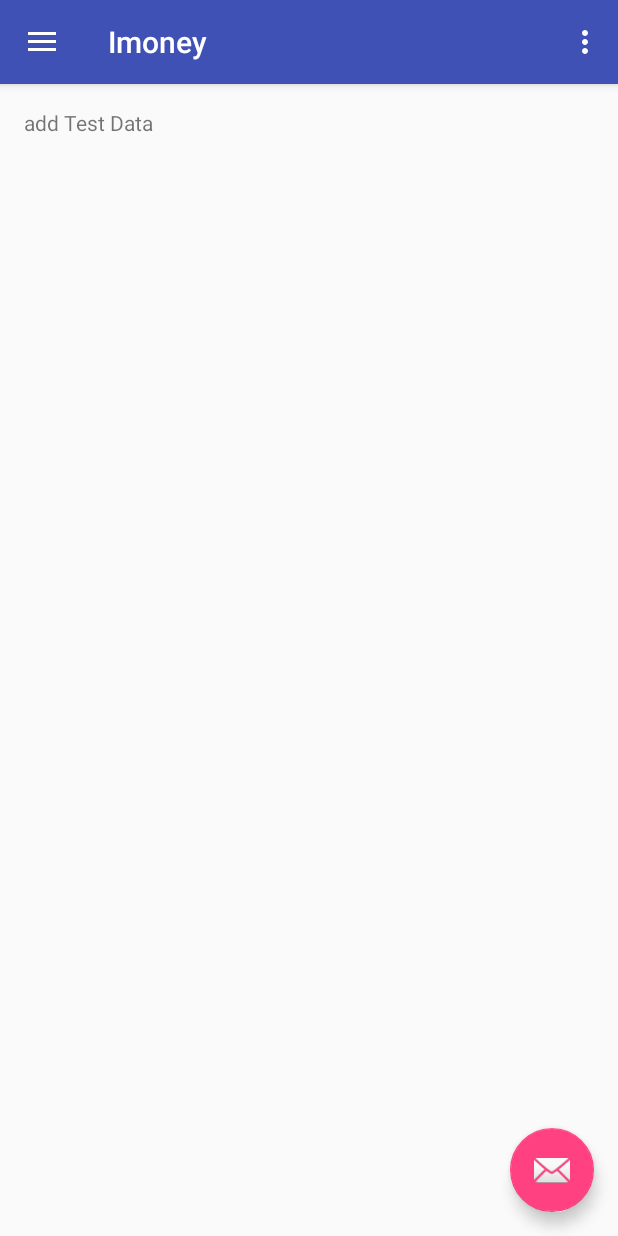
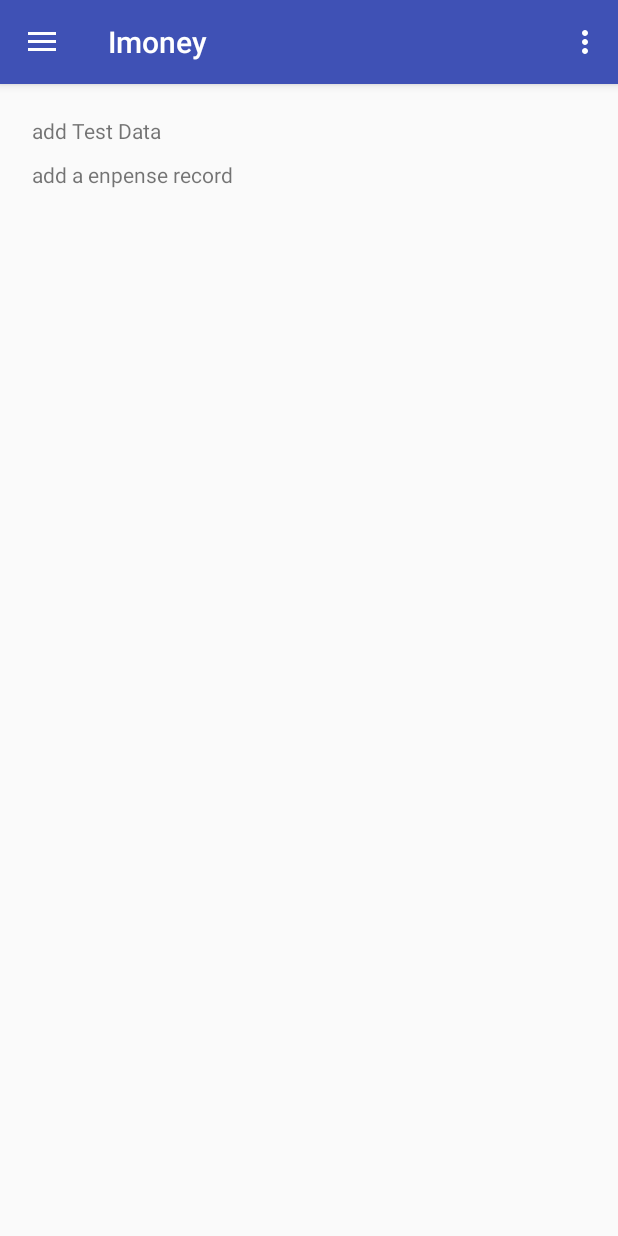
Before and after one commit to a132/Imoney, an Android app: the MainActivity screen opened directly, with no data from a screen before it, in the side drawer, after a tap on "分享", on a phone screen of 412 x 824 dp. Run offline under Robolectric (Android 15) with nearby library versions, the phone set to English and light mode, and no system bars; our stand-ins replace ButterKnife; libraries missing offline, so code that uses them is left out: com.squareup.leakcanary.

Commit message:
add newExpense and newExpenseType,update dataFragment after add new expense

```diff
--- a/app/src/main/java/guolei/imoney/MainActivity.java
+++ b/app/src/main/java/guolei/imoney/MainActivity.java
@@ -2,21 +2,23 @@ package guolei.imoney;
 
 import android.app.FragmentManager;
 import android.app.FragmentTransaction;
+import android.content.DialogInterface;
 import android.content.Intent;
 import android.os.Bundle;
-import android.support.design.widget.FloatingActionButton;
 import android.support.design.widget.NavigationView;
-import android.support.design.widget.Snackbar;
 import android.support.v4.view.GravityCompat;
 import android.support.v4.widget.DrawerLayout;
 import android.support.v7.app.ActionBarDrawerToggle;
+import android.support.v7.app.AlertDialog;
 import android.support.v7.app.AppCompatActivity;
 import android.support.v7.widget.Toolbar;
 import android.view.Menu;
 import android.view.MenuItem;
-import android.view.View;
+import android.widget.EditText;
 
 import guolei.imoney.helper.UserManager;
+import guolei.imoney.presenter.Ipresenter;
+import guolei.imoney.presenter.presenterImp;
 import guolei.imoney.view.ChartFragment;
 import guolei.imoney.view.DataFragment;
 import guolei.imoney.view.LoginActivity;
@@ -25,22 +27,17 @@ import guolei.imoney.view.TestFragment;
 public class MainActivity extends AppCompatActivity
         implements NavigationView.OnNavigationItemSelectedListener {
 
+    private Ipresenter presenter;
+
     @Override
     protected void onCreate(Bundle savedInstanceState) {
         super.onCreate(savedInstanceState);
         setContentView(R.layout.activity_main);
+        presenter = new presenterImp();
         Toolbar toolbar = (Toolbar) findViewById(R.id.toolbar);
         setSupportActionBar(toolbar);
-
-        FloatingActionButton fab = (FloatingActionButton) findViewById(R.id.fab);
-        fab.setOnClickListener(new View.OnClickListener() {
-            @Override
-            public void onClick(View view) {
-                Snackbar.make(view, "Replace with your own action", Snackbar.LENGTH_LONG)
-                        .setAction("Action", null).show();
-            }
-        });
-
+        //set homw fragment
+        home();
         DrawerLayout drawer = (DrawerLayout) findViewById(R.id.drawer_layout);
         ActionBarDrawerToggle toggle = new ActionBarDrawerToggle(
                 this, drawer, toolbar, R.string.navigation_drawer_open, R.string.navigation_drawer_close);
@@ -49,6 +46,8 @@ public class MainActivity extends AppCompatActivity
 
         NavigationView navigationView = (NavigationView) findViewById(R.id.nav_view);
         navigationView.setNavigationItemSelectedListener(this);
+
+
     }
 
     @Override
@@ -77,8 +76,13 @@ public class MainActivity extends AppCompatActivity
 
         //noinspection SimplifiableIfStatement
         if (id == R.id.action_settings) {
+
             return true;
         }
+        if(id == R.id.newtype_settings){
+            newType();
+        }
+
 
         return super.onOptionsItemSelected(item);
     }
@@ -112,11 +116,7 @@ public class MainActivity extends AppCompatActivity
     public void moveToFrgment(String fragmentName){
 
         if(fragmentName.equals("home")){
-            DataFragment fragment = new DataFragment();
-            FragmentManager fragmentManager = getFragmentManager();
-            FragmentTransaction fragmentTransaction = fragmentManager.beginTransaction();
-            fragmentTransaction.replace(R.id.fragment_main,fragment,"sign fragment");
-            fragmentTransaction.commit();
+            home();
             return;
         }
         else if (fragmentName.equals("chart")){
@@ -136,10 +136,49 @@ public class MainActivity extends AppCompatActivity
             return;
         }
     }
-
     void loginOut(){
         UserManager.loginOut();
         startActivity(new Intent(this, LoginActivity.class));
     }
 
+    void home(){
+        DataFragment fragment = new DataFragment();
+        FragmentManager fragmentManager = getFragmentManager();
+        FragmentTransaction fragmentTransaction = fragmentManager.beginTransaction();
+        fragmentTransaction.replace(R.id.fragment_main,fragment,"data fragment");
+        fragmentTransaction.commit();
+    }
+
+    public void newType(){
+        android.support.v7.app.AlertDialog.Builder builder = new AlertDialog.Builder(this);
+        final EditText editText = new EditText(this);
+
+        builder.setTitle("新建消费类型").setIcon(R.drawable.star_32).
+                setView(editText);
+        builder.setPositiveButton("确定", new DialogInterface.OnClickListener() {
+            @Override
+            public void onClick(DialogInterface dialog, int which) {
+                String name = editText.getText().toString();
+                if (name.isEmpty()){
+                    editText.setError("不能为空");
+                    return;
+                }
+                else{
+                    editText.setError(null);
+                }
+                presenter.addExpenseType(name);
+                dialog.dismiss();
+            }
+        });
+        builder.setNegativeButton("取消", new DialogInterface.OnClickListener() {
+            @Override
+            public void onClick(DialogInterface dialog, int which) {
+                dialog.cancel();
+            }
+        });
+        builder.setCancelable(true);
+        android.support.v7.app.AlertDialog dialog = builder.create();
+        dialog.show();
+    }
+
 }
--- a/app/src/main/java/guolei/imoney/model/db/ExpenseSqliteOpenHelper.java
+++ b/app/src/main/java/guolei/imoney/model/db/ExpenseSqliteOpenHelper.java
@@ -9,7 +9,7 @@ import android.database.sqlite.SQLiteOpenHelper;
  */
 public class ExpenseSqliteOpenHelper extends SQLiteOpenHelper {
 
-    private static final int DB_VERSION= 2;
+    private static final int DB_VERSION= 3;
 
     private static final String DB_NAME = "testdb.db";
     public static final String EXPENSE_TABLE_NAME = "expense";
@@ -28,7 +28,7 @@ public class ExpenseSqliteOpenHelper extends SQLiteOpenHelper {
         String createExpenseTable = "create table if not exists " + EXPENSE_TABLE_NAME
                 + " (id integer primary key autoincrement,amount real,location text,description text,type integer,time integer)";
         sqLiteDatabase.execSQL(createExpenseTable);
-        String createExpenseTypeTable = "create table if not exists expensetype" + " (id integer primary key, description text)";
+        String createExpenseTypeTable = "create table if not exists expensetype" + " (id integer primary key autoincrement, description text)";
         sqLiteDatabase.execSQL(createExpenseTypeTable);
     }
 
--- /dev/null
+++ b/app/src/main/java/guolei/imoney/presenter/Ipresenter.java
@@ -0,0 +1,13 @@
+package guolei.imoney.presenter;
+
+import java.util.ArrayList;
+
+/**
+ * Created by guolei on 2016/6/8.
+ */
+public interface Ipresenter {
+    ArrayList<String> getExpenseType();
+    void addExpenseType(String description);
+    void addNewExpense(int type,float amount,String location, String description);
+
+}
--- a/app/src/main/java/guolei/imoney/presenter/NormalRecyclerViewAdapter.java
+++ b/app/src/main/java/guolei/imoney/presenter/NormalRecyclerViewAdapter.java
@@ -42,6 +42,11 @@ public class NormalRecyclerViewAdapter extends RecyclerView.Adapter<NormalRecycl
         return new NormalTextViewHolder(mLayoutInfater.inflate(R.layout.item_text, parent, false));
     }
 
+    public void refrshData(){
+        //refresh data
+        expenses = db.queryExpense("null");
+    }
+
     @Override
     public void onBindViewHolder(NormalTextViewHolder holder, int position) {
         //holder.mTextView.setText(mTitle[position]);
@@ -52,6 +57,7 @@ public class NormalRecyclerViewAdapter extends RecyclerView.Adapter<NormalRecycl
 
     @Override
     public int getItemCount() {
+        refrshData();
         return expenses == null ? 0 : expenses.size();
     }
 
--- /dev/null
+++ b/app/src/main/java/guolei/imoney/presenter/presenterImp.java
@@ -0,0 +1,34 @@
+package guolei.imoney.presenter;
+
+import java.util.ArrayList;
+
+import guolei.imoney.application.MvpApplication;
+import guolei.imoney.model.Expense;
+import guolei.imoney.model.db.DBClass;
+
+/**
+ * Created by guolei on 2016/6/8.
+ */
+public class presenterImp implements Ipresenter {
+    private DBClass dbClass;
+
+    public presenterImp(){
+        dbClass = new DBClass(MvpApplication.getApplication());
+    }
+
+    @Override
+    public ArrayList<String> getExpenseType() {
+        return dbClass.getExpenseType();
+    }
+
+    @Override
+    public void addExpenseType(String description) {
+        dbClass.addExpenseType(description);
+    }
+
+    @Override
+    public void addNewExpense(int type, float amount, String location, String description) {
+        Expense expense = Expense.getExpense(type,amount,location,description);
+        dbClass.AddExpense(expense);
+    }
+}
--- a/app/src/main/java/guolei/imoney/view/DataFragment.java
+++ b/app/src/main/java/guolei/imoney/view/DataFragment.java
@@ -2,22 +2,34 @@ package guolei.imoney.view;
 
 
 import android.app.Fragment;
+import android.app.FragmentManager;
 import android.os.Bundle;
+import android.support.design.widget.FloatingActionButton;
 import android.support.v7.widget.LinearLayoutManager;
 import android.support.v7.widget.RecyclerView;
+import android.util.Log;
 import android.view.LayoutInflater;
 import android.view.View;
 import android.view.ViewGroup;
 
 import butterknife.BindView;
 import butterknife.ButterKnife;
+import butterknife.OnClick;
 import guolei.imoney.R;
+import guolei.imoney.application.MvpApplication;
+import guolei.imoney.model.db.DBClass;
 import guolei.imoney.presenter.NormalRecyclerViewAdapter;
 
 
-public class DataFragment extends Fragment {
+public class DataFragment extends Fragment implements NewExpenseDialogFragment.dialogFinishLister{
     @BindView(R.id.dataView)
     RecyclerView dataView;
+    @BindView(R.id.add_a_expense)
+    FloatingActionButton addAExpense;
+
+    private DBClass db;
+    public static final int MY_RESULT_CODE = 1234;
+    private static final String TAG = "data Fragment";
 
     public DataFragment() {
         // Required empty public constructor
@@ -29,13 +41,32 @@ public class DataFragment extends Fragment {
         // Inflate the layout for this fragment
         View view = inflater.inflate(R.layout.fragment_data, container, false);
         ButterKnife.bind(this, view);
-
+        db = new DBClass(MvpApplication.getApplication());
 
         dataView.setLayoutManager(new LinearLayoutManager(getActivity()));
         dataView.setAdapter(new NormalRecyclerViewAdapter(getActivity()));
         return view;
     }
 
+    @OnClick(R.id.add_a_expense)
+    public void onClick(View view) {
+        if (view == null) {
+            Log.d("DataFragment", "Onclick View null");
+        } else {
+            FragmentManager fragmentManager = getFragmentManager();
+            NewExpenseDialogFragment fragment = new NewExpenseDialogFragment();
+            fragment.setTargetFragment(this,MY_RESULT_CODE);
+            //fragment.setTargetFragment(this,);
+            //fragment.getDialog().getWindow().setLayout(LinearLayout.LayoutParams.MATCH_PARENT, LinearLayout.LayoutParams.WRAP_CONTENT);
+            fragment.show(fragmentManager,"dialog Fragment");
+        }
+    }
 
-
+    @Override
+    public void onFininshDialogFragment() {
+        //http://stackoverflow.com/questions/10905312/receive-result-from-dialogfragment
+        Log.d(TAG,"finish dialogfragment");
+        RecyclerView.Adapter adapter = dataView.getAdapter();
+        adapter.notifyItemRangeChanged(0, adapter.getItemCount());
+    }
 }
--- a/app/src/main/res/layout/app_bar_main.xml
+++ b/app/src/main/res/layout/app_bar_main.xml
@@ -24,13 +24,4 @@
    <include layout="@layout/test_main" />
 
     <!-- <include layout="@layout/content_main" />-->
-
-    <android.support.design.widget.FloatingActionButton
-        android:id="@+id/fab"
-        android:layout_width="wrap_content"
-        android:layout_height="wrap_content"
-        android:layout_gravity="bottom|end"
-        android:layout_margin="@dimen/fab_margin"
-        android:src="@android:drawable/ic_dialog_email" />
-
 </android.support.design.widget.CoordinatorLayout>
--- a/app/src/main/res/layout/fragment_test.xml
+++ b/app/src/main/res/layout/fragment_test.xml
@@ -5,10 +5,23 @@
     tools:context="guolei.imoney.view.TestFragment">
 
     <!-- TODO: Update blank fragment layout -->
-    <TextView
-        android:id="@+id/add_test_data"
-        android:layout_width="wrap_content"
-        android:layout_height="wrap_content"
-        android:text="add Test Data" />
+    <LinearLayout
+        android:layout_margin="5dp"
+        android:orientation="vertical"
+        android:layout_width="match_parent"
+        android:layout_height="match_parent">
+        <TextView
+            android:id="@+id/add_test_data"
+            android:layout_width="wrap_content"
+            android:layout_height="wrap_content"
+            android:text="add Test Data" />
+        <TextView
+            android:id="@+id/test_add_a_expense"
+            android:text="add a enpense record"
+            android:layout_marginTop="10dp"
+            android:layout_width="wrap_content"
+            android:layout_height="wrap_content" />
+    </LinearLayout>
+
 
 </FrameLayout>
--- a/app/src/main/res/menu/main.xml
+++ b/app/src/main/res/menu/main.xml
@@ -6,4 +6,11 @@
         android:orderInCategory="100"
         android:title="@string/action_settings"
         app:showAsAction="never" />
+    <item
+        android:id="@+id/newtype_settings"
+        android:title="new ExpenseType"
+        app:showAsAction = "never"
+        >
+    </item>
+
 </menu>
```
Also changed, not shown: app/src/main/java/guolei/imoney/model/db/DBClass.java (+22 -1 lines), app/src/main/java/guolei/imoney/view/NewExpenseDialogFragment.java (added, +158 -0 lines), app/src/main/java/guolei/imoney/view/ScrollAwareFABBehavier.java (added, +96 -0 lines), app/src/main/res/anim/fab_in.xml (added, +12 -0 lines), app/src/main/res/anim/fab_out.xml (added, +12 -0 lines), app/src/main/res/layout/fragment_data.xml (+11 -3 lines), app/src/main/res/layout/fragment_dialog.xml (added, +68 -0 lines), app/src/main/res/layout/newtype_dialog.xml (added, +14 -0 lines), app/src/main/res/values/styles.xml (+9 -0 lines), app/src/main/res/drawable-v21/ic_add_white_24dp.png (added), app/src/main/res/drawable/star_32.png (added).
